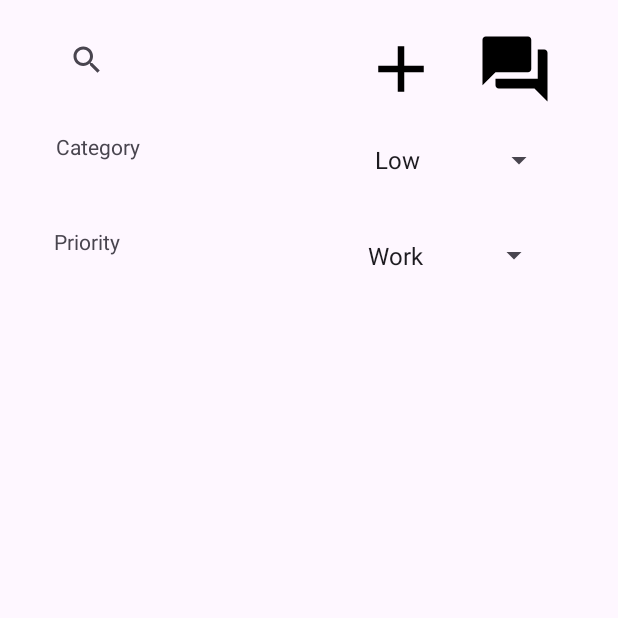
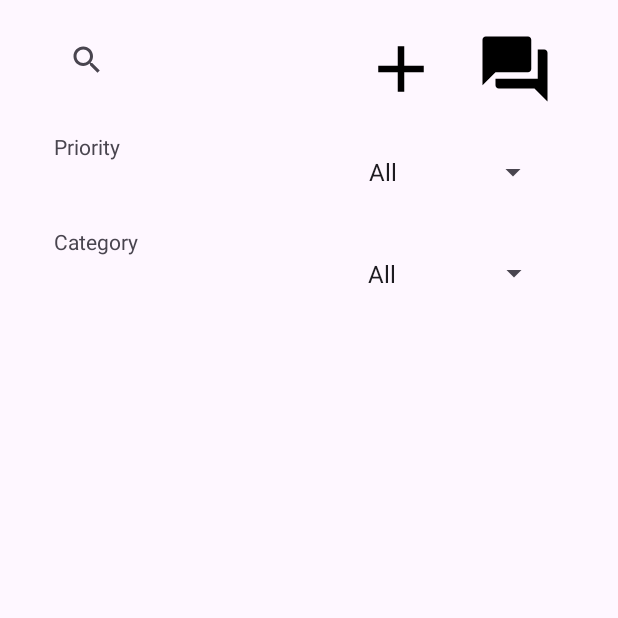
Before and after one commit to Zen-99/Task-Manager, an Android app: the homeFragment screen opened through its navigation route, on a phone screen of 412 x 824 dp, the top half of it. Run offline under Robolectric (Android 15) with nearby library versions, the phone set to English and light mode, and no system bars; our stand-ins replace Firebase (no records; nobody signed in at launch, a user with empty details on screens opened directly).

Commit message:
category and priority filtering done

```diff
--- a/app/src/main/java/com/example/taskmanager/fragments/homeFragment.kt
+++ b/app/src/main/java/com/example/taskmanager/fragments/homeFragment.kt
@@ -2,13 +2,14 @@ package com.example.taskmanager.fragments
 
 import android.os.Bundle
 import android.util.Log
-import androidx.fragment.app.Fragment
 import android.view.LayoutInflater
 import android.view.View
 import android.view.ViewGroup
+import android.widget.AdapterView
 import android.widget.Spinner
 import android.widget.TextView
 import android.widget.Toast
+import androidx.fragment.app.Fragment
 import androidx.navigation.NavController
 import androidx.navigation.Navigation
 import androidx.recyclerview.widget.LinearLayoutManager
@@ -22,7 +23,6 @@ import com.google.firebase.database.DatabaseError
 import com.google.firebase.database.DatabaseReference
 import com.google.firebase.database.FirebaseDatabase
 import com.google.firebase.database.ValueEventListener
-import com.google.firebase.database.ktx.getValue
 
 
 class homeFragment : Fragment(), AddTaskPopFragment.DialogSaveBtnClickListener,
@@ -57,6 +57,7 @@ class homeFragment : Fragment(), AddTaskPopFragment.DialogSaveBtnClickListener,
         getDataFromFirebase()
         registerEvents()
     }
+
     private fun init(view:View){
         navController=Navigation.findNavController(view)
         auth=FirebaseAuth.getInstance()
@@ -66,7 +67,8 @@ class homeFragment : Fragment(), AddTaskPopFragment.DialogSaveBtnClickListener,
         binding.recyclerview.setHasFixedSize(true)
         binding.recyclerview.layoutManager=LinearLayoutManager(context)
         mlist= mutableListOf()
-        adapter= TaskAdapter(mlist)
+//        val spinner = binding.spinner.selectedItem.toString()
+        adapter= TaskAdapter("all",mlist)
         adapter.setListener(this)
         binding.recyclerview.adapter=adapter
     }
@@ -84,7 +86,28 @@ class homeFragment : Fragment(), AddTaskPopFragment.DialogSaveBtnClickListener,
             )
 
         }
+        binding.spinner.onItemSelectedListener = object : AdapterView.OnItemSelectedListener {
+            override fun onItemSelected(parent: AdapterView<*>?, view: View?, position: Int, id: Long) {
+                Log.d("debug selected","item selected")
+                if (view != null) {
+                    changeSet()
+                }
+            }
+
+            override fun onNothingSelected(parent: AdapterView<*>?) {
+                // Handle nothing selected
+            }
+        }
+
     }
+
+    private fun changeSet(){
+        val spinner = binding.spinner.selectedItem.toString()
+        val spinner2 = binding.spinner2.selectedItem.toString()
+        Log.d("debug spinner",spinner)
+        getDataFromFirebaseWithCategory(spinner2,spinner)
+    }
+
 
     override fun onSaveTask(
         title: String,
@@ -163,5 +186,59 @@ class homeFragment : Fragment(), AddTaskPopFragment.DialogSaveBtnClickListener,
         })
     }
 
+    private fun getDataFromFirebaseWithCategory(category:String="All",priority:String="All"){
+        databaseRef.addValueEventListener(object:ValueEventListener{
+            override fun onDataChange(snapshot: DataSnapshot) {
+                mlist.clear()
+                for(taskSnapShot in snapshot.children){
+                    val taskSnap=taskSnapShot.key?.let{
+                        val pushObj=pushClass(
+                            title=taskSnapShot.child("title").value.toString(),
+                            description=taskSnapShot.child("description").value.toString(),
+                            priority=taskSnapShot.child("priority").value.toString(),
+                            category=taskSnapShot.child("category").value.toString(),
+                            date=taskSnapShot.child("date").value.toString(),
+                        )
+                        if(category=="All" && priority=="All"){
+                            TaskData(it,pushObj)
+                            mlist.add(TaskData(it,pushObj))
+                        }else if(category!="All" && priority=="All"){
+                            if(category==taskSnapShot.child("category").value.toString()){
+                                TaskData(it,pushObj)
+                                mlist.add(TaskData(it,pushObj))
+                            } else {
+
+                            }
+                        }else if(category=="All" && priority!="All"){
+                            if(priority==taskSnapShot.child("priority").value.toString()){
+                                TaskData(it,pushObj)
+                                mlist.add(TaskData(it,pushObj))
+                            } else {
+
+                            }
+                        }else{
+                            if((priority==taskSnapShot.child("priority").value.toString()) && category==taskSnapShot.child("category").value.toString()){
+                                TaskData(it,pushObj)
+                                mlist.add(TaskData(it,pushObj))
+                            } else {
+
+                            }
+                        }
+
+                    }
+//                    if(taskSnap!=null){
+//                       mlist.add(TaskData())
+//                    }
+                    adapter.notifyDataSetChanged()
+                }
+            }
+
+            override fun onCancelled(error: DatabaseError) {
+                Toast.makeText(context,error.message,Toast.LENGTH_SHORT).show()
+            }
+
+        })
+    }
+
 
 }
--- a/app/src/main/java/com/example/taskmanager/utils/TaskAdapter.kt
+++ b/app/src/main/java/com/example/taskmanager/utils/TaskAdapter.kt
@@ -4,8 +4,9 @@ import android.view.LayoutInflater
 import android.view.ViewGroup
 import androidx.recyclerview.widget.RecyclerView
 import com.example.taskmanager.databinding.EachTaskItemBinding
+import com.example.taskmanager.databinding.FragmentHomeBinding
 
-class TaskAdapter(private val list:MutableList<TaskData>) :RecyclerView.Adapter<TaskAdapter.TaskViewHolder>(){
+class TaskAdapter(private val type:String,private val list:MutableList<TaskData>) :RecyclerView.Adapter<TaskAdapter.TaskViewHolder>(){
     private var listener:TaskAdapterClickInterface?=null
     fun setListener(listener:TaskAdapterClickInterface){
         this.listener=listener
@@ -31,11 +32,12 @@ class TaskAdapter(private val list:MutableList<TaskData>) :RecyclerView.Adapter<
                 binding.dateVal.text=this.taskObj.date
 
                 binding.deleteBtn.setOnClickListener{
-                        listener?.onDeleteTaskBtnClicked(this)
-                    }
-                    binding.editBtn.setOnClickListener{
-                        listener?.onEditTaskBtnClicked(this)
-                    }
+                    listener?.onDeleteTaskBtnClicked(this)
+                }
+                binding.editBtn.setOnClickListener{
+                    listener?.onEditTaskBtnClicked(this)
+                }
+
             }
         }
     }
--- a/app/src/main/res/layout/fragment_home.xml
+++ b/app/src/main/res/layout/fragment_home.xml
@@ -56,7 +56,7 @@
         android:layout_width="118dp"
         android:layout_height="35dp"
         android:layout_marginTop="20dp"
-        android:text="Category"
+        android:text="Priority"
         app:layout_constraintBottom_toTopOf="@+id/textView3"
         app:layout_constraintEnd_toStartOf="@+id/spinner"
         app:layout_constraintHorizontal_bias="0.3"
@@ -69,8 +69,8 @@
         android:layout_width="129dp"
         android:layout_height="42dp"
         android:layout_marginStart="80dp"
-        android:layout_marginTop="24dp"
-        android:entries="@array/categoryItems"
+        android:layout_marginTop="28dp"
+        android:entries="@array/categoryItemsHome"
         app:layout_constraintStart_toEndOf="@+id/textView3"
         app:layout_constraintTop_toBottomOf="@+id/spinner"
         tools:ignore="MissingConstraints" />
@@ -81,7 +81,7 @@
         android:layout_height="37dp"
         android:layout_marginStart="36dp"
         android:layout_marginTop="28dp"
-        android:text="Priority"
+        android:text="Category"
         app:layout_constraintStart_toStartOf="parent"
         app:layout_constraintTop_toBottomOf="@+id/textView2"
         tools:ignore="MissingConstraints" />
@@ -90,13 +90,13 @@
         android:id="@+id/spinner"
         android:layout_width="128dp"
         android:layout_height="37dp"
-        android:layout_marginTop="20dp"
-        android:entries="@array/priorityItems"
+        android:layout_marginTop="24dp"
+        android:entries="@array/priorityItemsHome"
         app:layout_constraintEnd_toEndOf="parent"
-        app:layout_constraintHorizontal_bias="0.851"
+        app:layout_constraintHorizontal_bias="0.837"
         app:layout_constraintStart_toStartOf="parent"
-        app:layout_constraintTop_toBottomOf="@+id/searchView" />
-
+        app:layout_constraintTop_toBottomOf="@+id/addBtn"
+        tools:ignore="MissingConstraints" />
 
 
 </androidx.constraintlayout.widget.ConstraintLayout>
--- a/app/src/main/res/values/strings.xml
+++ b/app/src/main/res/values/strings.xml
@@ -16,5 +16,21 @@
         <item>Playing</item>
         <!-- Add more items as needed -->
     </string-array>
+    <string-array name="priorityItemsHome">
+        <item>All</item>
+        <item>Low</item>
+        <item>Medium</item>
+        <item>High</item>
+        <!-- Add more items as needed -->
+    </string-array>
+    <string-array name="categoryItemsHome">
+        <item>All</item>
+        <item>Work</item>
+        <item>Study</item>
+        <item>Meeting</item>
+        <item>Party</item>
+        <item>Playing</item>
+        <!-- Add more items as needed -->
+    </string-array>
 
 </resources>
```
